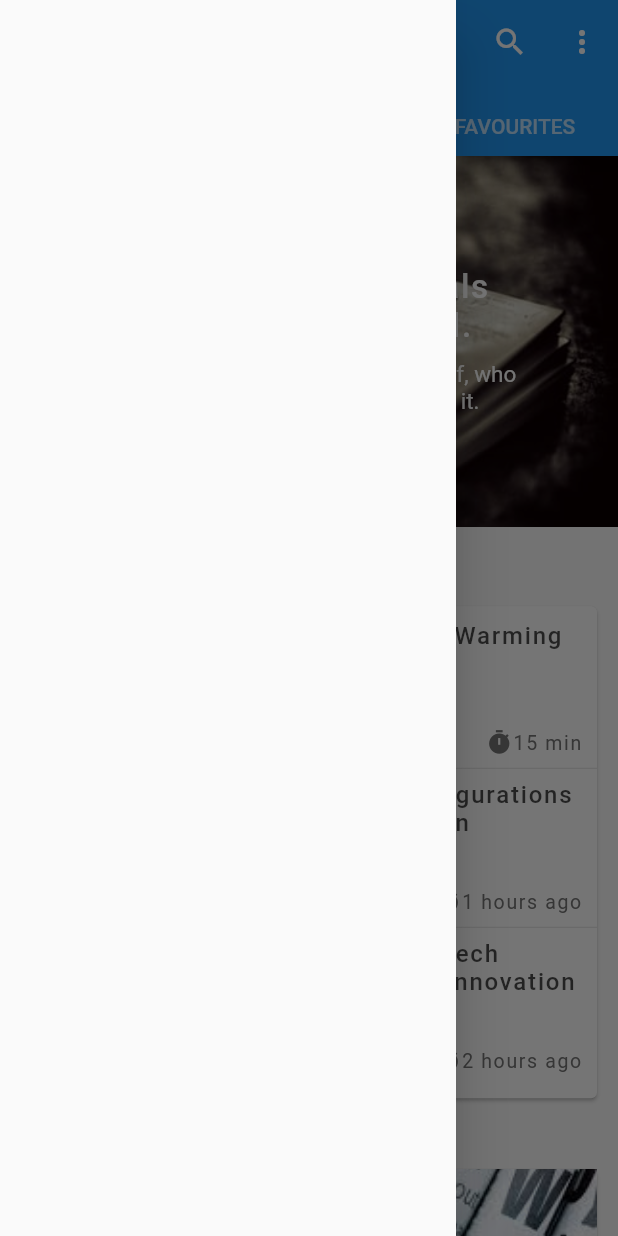
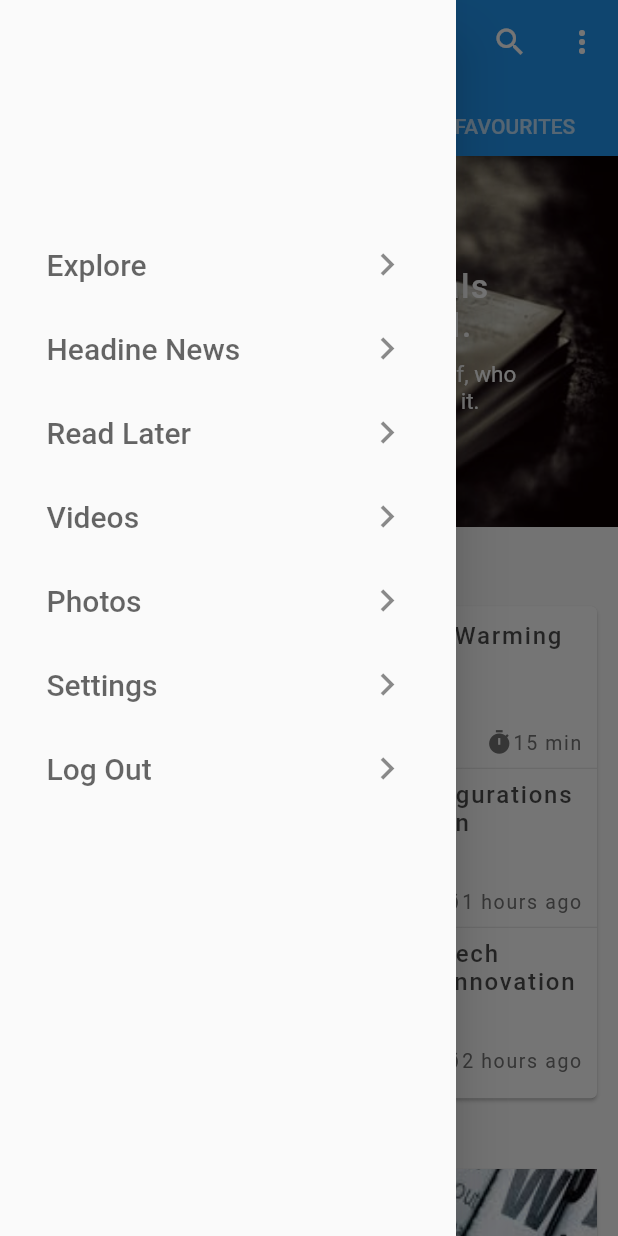
Before and after one commit to Abdelrahman-Elshimy/news-app, a Flutter app: the HomePage screen opened directly, with the side drawer open, on a phone screen of 412 x 824 dp. Run offline on Flutter 3.47's test engine with Material 2 defaults, Android fonts, the phone set to English and light mode, and no system bars; our stand-ins replace shared_preferences, splashscreen; accounts and stored records are empty.

Commit message:
create drawer

```diff
--- a/news_app/lib/shared_ui/shared-drawer.dart
+++ b/news_app/lib/shared_ui/shared-drawer.dart
@@ -6,10 +6,28 @@ class SharedDrawer extends StatefulWidget {
 }
 
 class _SharedDrawerState extends State<SharedDrawer> {
+
+  List<String> navs = [
+    'Explore',
+    'Headine News',
+    'Read Later',
+    'Videos',
+    'Photos',
+    'Settings',
+    'Log Out'
+  ];
   @override
   Widget build(BuildContext context) {
     return Drawer(
-
+      child: Container(
+        padding: EdgeInsets.only(left: 15, right: 15, top: MediaQuery.of(context).size.height * .18),
+        child: ListView.builder(itemBuilder: (context, index){
+          return ListTile(
+            title: Text(navs[index], style: TextStyle(color: Colors.black.withOpacity(.6), fontSize: 20),),
+            trailing: Icon(Icons.chevron_right, size: 30,),
+          );
+        }, itemCount: navs.length,),
+      ),
     );
   }
 }
```
